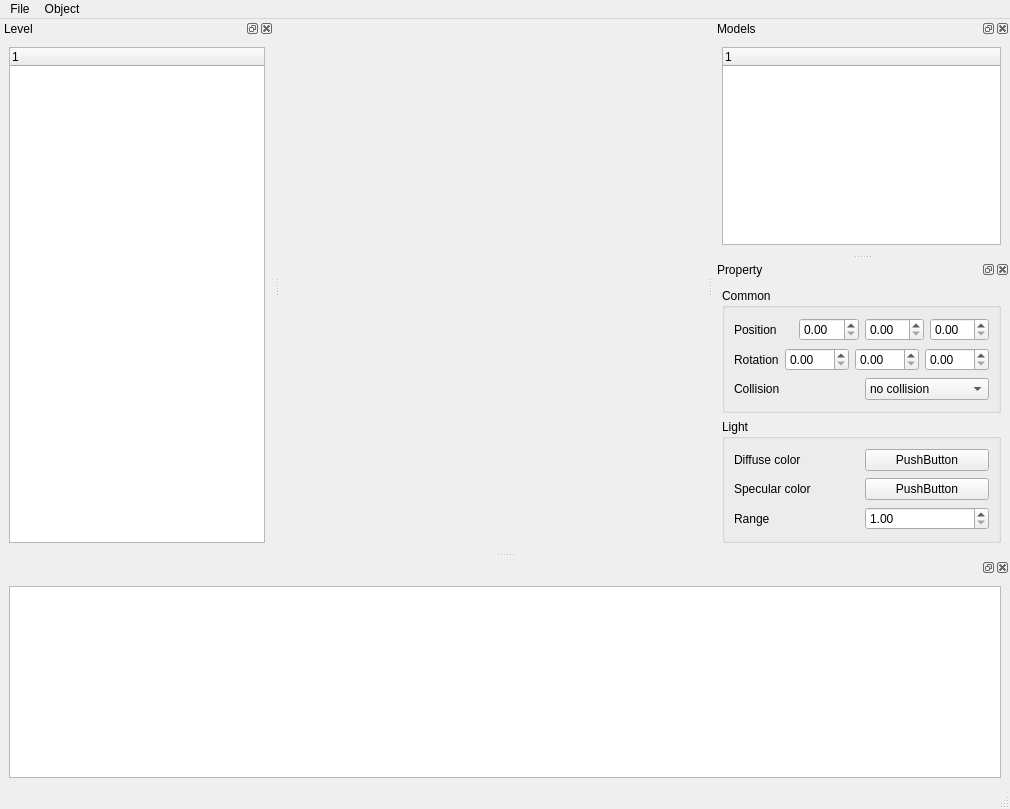
The window that ogre_studio/ui/mainwindow.ui (terrorsl/ogre_tools) describes before a commit, drawn with Qt 5.
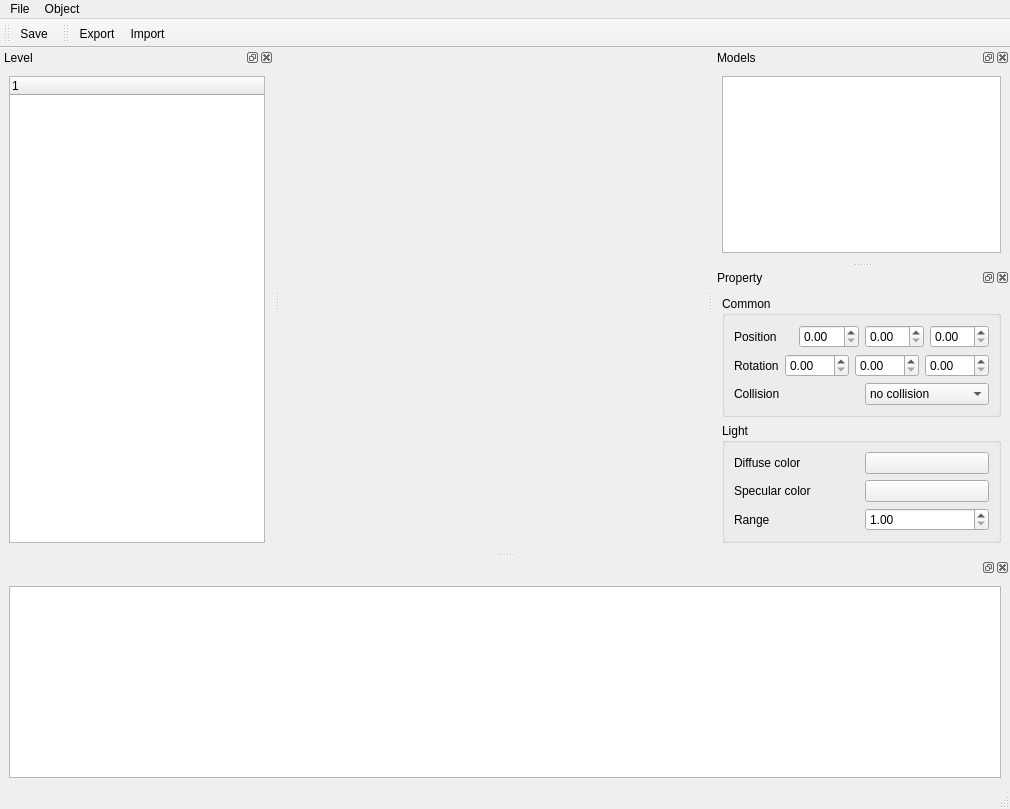
The same window after the commit. Icons and pictures are not drawn. Custom widgets are drawn as their Qt base class.

The edit to the form file:
```diff
--- a/ogre_studio/ui/mainwindow.ui
+++ b/ogre_studio/ui/mainwindow.ui
@@ -81,6 +81,15 @@
     <layout class="QVBoxLayout" name="verticalLayout_3">
      <item>
       <widget class="QTreeWidget" name="objects">
+       <property name="iconSize">
+        <size>
+         <width>24</width>
+         <height>24</height>
+        </size>
+       </property>
+       <attribute name="headerVisible">
+        <bool>false</bool>
+       </attribute>
        <column>
         <property name="text">
          <string notr="true">1</string>
@@ -212,7 +221,7 @@
              <bool>true</bool>
             </property>
             <property name="text">
-             <string>PushButton</string>
+             <string/>
             </property>
             <property name="flat">
              <bool>false</bool>
@@ -233,7 +242,7 @@
           <item>
            <widget class="QPushButton" name="specular_light">
             <property name="text">
-             <string>PushButton</string>
+             <string/>
             </property>
            </widget>
           </item>
@@ -278,6 +287,43 @@
     </layout>
    </widget>
   </widget>
+  <widget class="QToolBar" name="toolBar">
+   <property name="windowTitle">
+    <string>toolBar</string>
+   </property>
+   <property name="iconSize">
+    <size>
+     <width>32</width>
+     <height>32</height>
+    </size>
+   </property>
+   <attribute name="toolBarArea">
+    <enum>TopToolBarArea</enum>
+   </attribute>
+   <attribute name="toolBarBreak">
+    <bool>false</bool>
+   </attribute>
+   <addaction name="actionSave"/>
+  </widget>
+  <widget class="QToolBar" name="toolBar_2">
+   <property name="windowTitle">
+    <string>toolBar_2</string>
+   </property>
+   <property name="iconSize">
+    <size>
+     <width>32</width>
+     <height>32</height>
+    </size>
+   </property>
+   <attribute name="toolBarArea">
+    <enum>TopToolBarArea</enum>
+   </attribute>
+   <attribute name="toolBarBreak">
+    <bool>false</bool>
+   </attribute>
+   <addaction name="actionExport"/>
+   <addaction name="actionImport"/>
+  </widget>
   <action name="actionNew">
    <property name="text">
     <string>New</string>
@@ -308,6 +354,24 @@
     <string>Create PC</string>
    </property>
   </action>
+  <action name="actionExport">
+   <property name="icon">
+    <iconset resource="../icons/resource.qrc">
+     <normaloff>:/icon/export.png</normaloff>:/icon/export.png</iconset>
+   </property>
+   <property name="text">
+    <string>Export</string>
+   </property>
+  </action>
+  <action name="actionImport">
+   <property name="icon">
+    <iconset resource="../icons/resource.qrc">
+     <normaloff>:/icon/import.png</normaloff>:/icon/import.png</iconset>
+   </property>
+   <property name="text">
+    <string>Import</string>
+   </property>
+  </action>
  </widget>
  <customwidgets>
   <customwidget>
```
Left out of the diff: 12 changed lines with no effect on the pictures.
